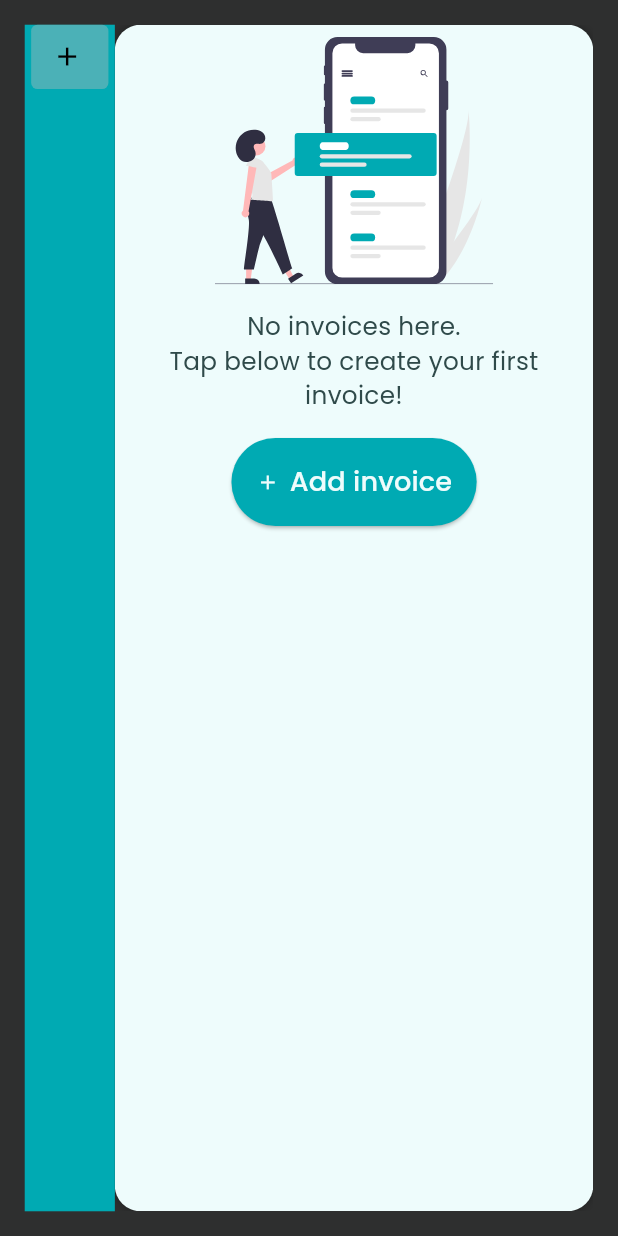
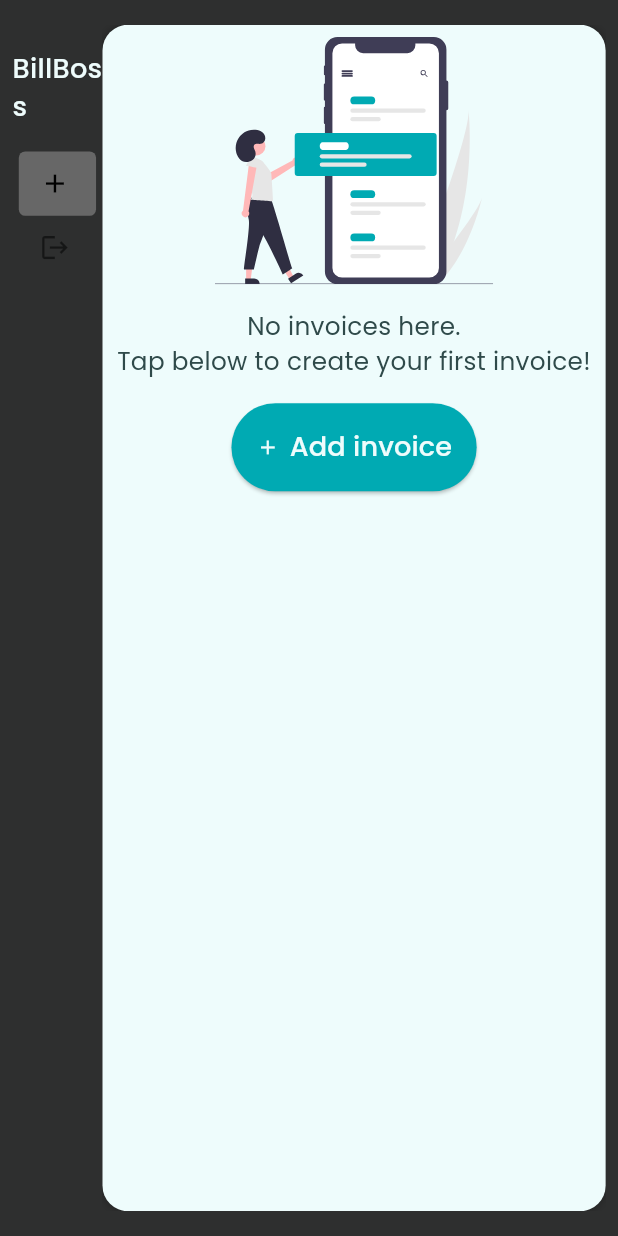
Before and after one commit to CodeSadhu/billboss, a Flutter app: the WebPage screen opened directly with empty values, on a phone screen of 412 x 824 dp. Run offline on Flutter 3.47's test engine with Material 2 defaults, Android fonts, the phone set to English and light mode, and no system bars; drawn by our look-alikes of easy_sidemenu; our stand-ins replace another_flushbar, firebase_auth, firebase_core, flutter_svg, google_sign_in, responsive_framework and 1 more; accounts and stored records are empty; network calls fail.

Commit message:
Improved web sidemenu and add form page for invoice creation (mobile)

```diff
--- a/lib/common_widgets/text_styles.dart
+++ b/lib/common_widgets/text_styles.dart
@@ -1,7 +1,7 @@
 import 'package:flutter/material.dart';
-import 'package:invoice_generator/utils/color_palette.dart';
-import 'package:invoice_generator/utils/constants.dart';
-import 'package:invoice_generator/utils/strings.dart';
+import 'package:billboss/utils/color_palette.dart';
+import 'package:billboss/utils/constants.dart';
+import 'package:billboss/utils/strings.dart';
 
 TextStyle appbarStyle({
   required Size screenSize,
--- a/lib/screens/home/widgets/empty_invoice_card.dart
+++ b/lib/screens/home/widgets/empty_invoice_card.dart
@@ -1,9 +1,10 @@
+import 'package:flutter/foundation.dart';
 import 'package:flutter/material.dart';
 import 'package:flutter_svg/svg.dart';
-import 'package:invoice_generator/common_widgets/text_styles.dart';
-import 'package:invoice_generator/utils/color_palette.dart';
-import 'package:invoice_generator/utils/constants.dart';
-import 'package:invoice_generator/utils/svg_paths.dart';
+import 'package:billboss/common_widgets/text_styles.dart';
+import 'package:billboss/utils/color_palette.dart';
+import 'package:billboss/utils/constants.dart';
+import 'package:billboss/utils/svg_paths.dart';
 
 class EmptyInvoiceCard extends StatelessWidget {
   const EmptyInvoiceCard({
@@ -14,11 +15,16 @@ class EmptyInvoiceCard extends StatelessWidget {
   Widget build(BuildContext context) {
     Size screenSize = MediaQuery.of(context).size;
     return Container(
-      width: double.infinity,
+      width: kIsWeb == false ? double.infinity : null,
       decoration: BoxDecoration(
         boxShadow: getBoxShadow,
         color: ColorPalette.buttonTextColor,
-        borderRadius: BorderRadius.circular(20),
+        borderRadius: kIsWeb
+            ? const BorderRadius.only(
+                topRight: Radius.circular(15),
+                bottomRight: Radius.circular(15),
+              )
+            : BorderRadius.circular(20),
       ),
       padding: EdgeInsets.symmetric(
         vertical: screenSize.height * 0.01,
--- a/lib/screens/home/widgets/invoice_list_widget.dart
+++ b/lib/screens/home/widgets/invoice_list_widget.dart
@@ -1,5 +1,5 @@
 import 'package:flutter/material.dart';
-import 'package:invoice_generator/screens/home/widgets/empty_invoice_card.dart';
+import 'package:billboss/screens/home/widgets/empty_invoice_card.dart';
 
 class InvoiceListWidget extends StatelessWidget {
   const InvoiceListWidget({
--- a/lib/screens/home/widgets/web_page.dart
+++ b/lib/screens/home/widgets/web_page.dart
@@ -1,7 +1,9 @@
 import 'package:easy_sidemenu/easy_sidemenu.dart';
 import 'package:flutter/material.dart';
-import 'package:invoice_generator/screens/home/widgets/invoice_list_widget.dart';
-import 'package:invoice_generator/utils/color_palette.dart';
+import 'package:billboss/common_widgets/text_styles.dart';
+import 'package:billboss/screens/home/widgets/invoice_list_widget.dart';
+import 'package:billboss/utils/color_palette.dart';
+import 'package:billboss/utils/common_methods.dart';
 
 class WebPage extends StatefulWidget {
   const WebPage({
@@ -12,6 +14,7 @@ class WebPage extends StatefulWidget {
   final List invoiceList;
 
   @override
+  // ignore: no_logic_in_create_state
   State<WebPage> createState() => _WebPageState(invoiceList: invoiceList);
 }
 
@@ -23,20 +26,42 @@ class _WebPageState extends State<WebPage> {
   List invoiceList = [];
 
   final SideMenuController _sideMenuController = SideMenuController();
+  final PageController _pageController = PageController();
 
   final List<SideMenuItem> _sideMenuItems = [
-    const SideMenuItem(
+    SideMenuItem(
       priority: 0,
       title: 'Add',
+      badgeColor: ColorPalette.white,
       icon: Icon(
         Icons.add,
+        color: ColorPalette.white,
       ),
+      onTap: (pageIndex, controller) {
+        controller.changePage(pageIndex);
+      },
+    ),
+    SideMenuItem(
+      priority: 1,
+      title: 'Sign Out',
+      badgeColor: ColorPalette.white,
+      icon: Icon(
+        Icons.logout,
+        color: ColorPalette.white,
+      ),
+      onTap: (pageIndex, controller) {
+        // controller.changePage(pageIndex);
+        CommonMethods.logoutAndClearData();
+      },
     ),
   ];
 
   @override
   void initState() {
     super.initState();
+    _sideMenuController.addListener((page) {
+      _pageController.jumpToPage(page);
+    });
   }
 
   @override
@@ -52,23 +77,58 @@ class _WebPageState extends State<WebPage> {
       body: Container(
         padding: EdgeInsets.symmetric(
           vertical: screenSize.height * 0.02,
-          horizontal: screenSize.width * 0.04,
+          horizontal: screenSize.width * 0.02,
         ),
         child: Row(
           mainAxisAlignment: MainAxisAlignment.start,
+          mainAxisSize: MainAxisSize.max,
           children: [
             SideMenu(
+              onDisplayModeChanged: (value) {
+                print('Mode changed to: $value');
+              },
+              title: Container(
+                padding: EdgeInsets.symmetric(
+                  vertical: screenSize.height * 0.02,
+                ),
+                child: Text(
+                  'BillBoss',
+                  style: h2Style(
+                    screenSize: screenSize,
+                  ),
+                ),
+              ),
               style: SideMenuStyle(
                 backgroundColor: ColorPalette.secondaryColor,
+                displayMode: SideMenuDisplayMode.auto,
+                decoration: const BoxDecoration(
+                  borderRadius: BorderRadius.only(
+                    topLeft: Radius.circular(15),
+                    bottomLeft: Radius.circular(15),
+                  ),
+                ),
               ),
+              showToggle: true,
+              // displayModeToggleDuration: Duration.zero,
               items: _sideMenuItems,
               controller: _sideMenuController,
             ),
             Expanded(
               child: PageView(
+                controller: _pageController,
                 children: [
                   InvoiceListWidget(
                     invoiceList: invoiceList,
+                  ),
+                  Center(
+                    child: Container(
+                      child: Text(
+                        'Remove Invoices',
+                        style: h2Style(
+                          screenSize: screenSize,
+                        ),
+                      ),
+                    ),
                   ),
                 ],
               ),
--- a/lib/screens/login/widgets/app_header_widget.dart
+++ b/lib/screens/login/widgets/app_header_widget.dart
@@ -1,8 +1,8 @@
 import 'package:flutter/material.dart';
 import 'package:flutter_svg/svg.dart';
-import 'package:invoice_generator/common_widgets/text_styles.dart';
-import 'package:invoice_generator/utils/color_palette.dart';
-import 'package:invoice_generator/utils/svg_paths.dart';
+import 'package:billboss/common_widgets/text_styles.dart';
+import 'package:billboss/utils/color_palette.dart';
+import 'package:billboss/utils/svg_paths.dart';
 
 class AppHeaderWidget extends StatelessWidget {
   const AppHeaderWidget({
--- a/lib/services/firebase_service.dart
+++ b/lib/services/firebase_service.dart
@@ -1,6 +1,6 @@
 import 'package:firebase_auth/firebase_auth.dart';
 import 'package:firebase_core/firebase_core.dart';
-import 'package:invoice_generator/firebase_options.dart';
+import 'package:billboss/firebase_options.dart';
 
 class FirebaseService {
   FirebaseService._();
--- a/lib/utils/common_methods.dart
+++ b/lib/utils/common_methods.dart
@@ -1,9 +1,9 @@
 import 'package:flutter/foundation.dart';
 import 'package:flutter/material.dart';
 import 'package:google_sign_in/google_sign_in.dart';
-import 'package:invoice_generator/utils/constants.dart';
-import 'package:invoice_generator/utils/routes.dart';
-import 'package:invoice_generator/utils/shared_prefs_util.dart';
+import 'package:billboss/utils/constants.dart';
+import 'package:billboss/utils/routes.dart';
+import 'package:billboss/utils/shared_prefs_util.dart';
 
 class CommonMethods {
   CommonMethods._();
--- a/lib/utils/routes.dart
+++ b/lib/utils/routes.dart
@@ -4,4 +4,5 @@ class AppRoutes {
   static const home = '/home';
   static const login = '/login';
   static const signup = '/signup';
+  static const form = '/form';
 }
--- a/lib/utils/shared_prefs_util.dart
+++ b/lib/utils/shared_prefs_util.dart
@@ -1,4 +1,4 @@
-import 'package:invoice_generator/utils/strings.dart';
+import 'package:billboss/utils/strings.dart';
 import 'package:shared_preferences/shared_preferences.dart';
 
 class SharedPrefs {
--- a/lib/utils/toast.dart
+++ b/lib/utils/toast.dart
@@ -1,8 +1,8 @@
 import 'package:another_flushbar/flushbar.dart';
 import 'package:flutter/material.dart';
-import 'package:invoice_generator/utils/color_palette.dart';
-import 'package:invoice_generator/utils/constants.dart';
-import 'package:invoice_generator/utils/strings.dart';
+import 'package:billboss/utils/color_palette.dart';
+import 'package:billboss/utils/constants.dart';
+import 'package:billboss/utils/strings.dart';
 
 enum ToastType {
   info,
--- a/pubspec.yaml
+++ b/pubspec.yaml
@@ -1,4 +1,4 @@
-name: invoice_generator
+name: billboss
 description: A new Flutter project.
 
 # The following line prevents the package from being accidentally published to
```
Also changed, not shown: lib/main.dart (+11 -9 lines), lib/screens/form/form.dart (added, +47 -0 lines), lib/screens/home/home_page.dart (+5 -3 lines), lib/screens/home/widgets/mobile_page.dart (+11 -7 lines), lib/screens/home/widgets/temp.dart (added, +220 -0 lines), lib/screens/login/login_page.dart (+11 -11 lines), lib/screens/login/signup_page.dart (+8 -8 lines), lib/utils/constants.dart (+22 -2 lines), 13 other files.
